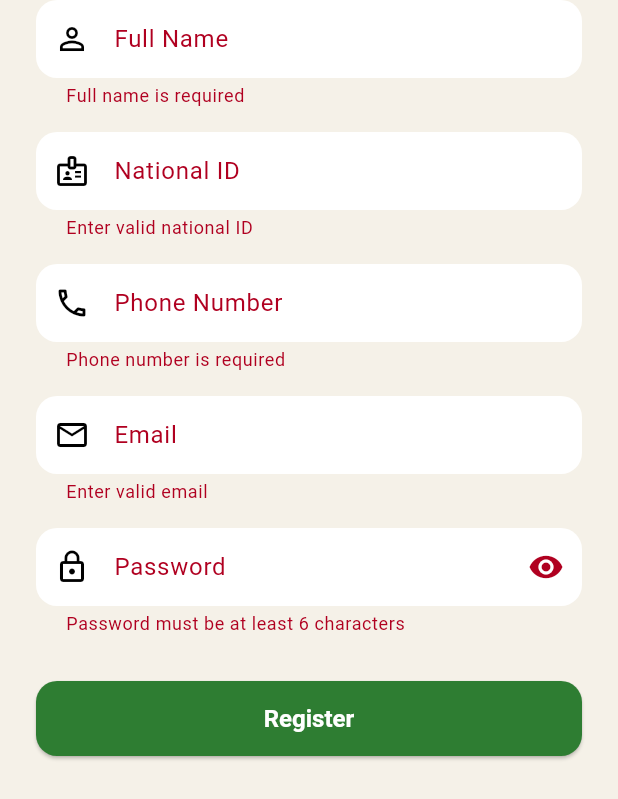
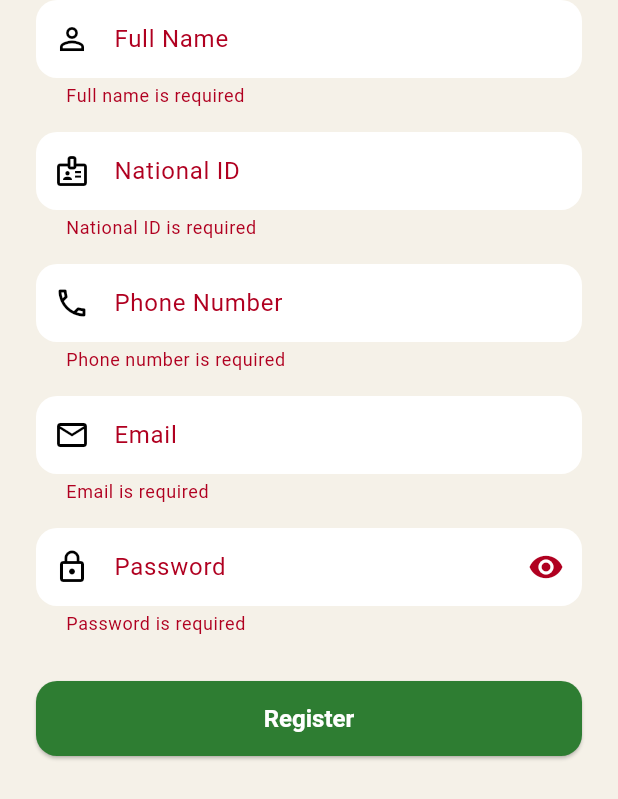
Before and after one commit to Buweid/Municipal, a Flutter app: the RegisterForm widget shown alone on an empty page, opened directly, after a tap on "Register", on a phone screen of 412 x 824 dp. Shown: the top 799 px of the screen. Run offline on Flutter 3.47's test engine with Material 3 defaults, Android fonts, the phone set to English and light mode, and no system bars; our stand-ins replace cloud_firestore, firebase_auth, firebase_core; accounts and stored records are empty; Roboto replaces fonts that are missing (Cairo).

Commit message:
edited the validations

```diff
--- a/lib/screens/register_form.dart
+++ b/lib/screens/register_form.dart
@@ -45,14 +45,11 @@ class _RegisterFormState extends State<RegisterForm> {
           .createUserWithEmailAndPassword(
         email: _emailController.text.trim(),
         password: _passwordController.text.trim(),
-      )
-          .timeout(const Duration(seconds: 15));
+      ).timeout(const Duration(seconds: 15));
 
       createdUser = userCredential.user;
 
-      if (createdUser == null) {
-        throw Exception("User creation failed");
-      }
+      if (createdUser == null) throw Exception("User creation failed");
 
       await FirebaseFirestore.instance
           .collection('users')
@@ -81,22 +78,18 @@ class _RegisterFormState extends State<RegisterForm> {
       _phoneController.clear();
       _emailController.clear();
       _passwordController.clear();
+
     } on TimeoutException {
       await _deleteCreatedUser(createdUser);
-
       if (!mounted) return;
-
       ScaffoldMessenger.of(context).showSnackBar(
         const SnackBar(
-          content: Text(
-            "Request timed out. Please check if Firestore is enabled.",
-          ),
+          content: Text("Request timed out. Please check if Firestore is enabled."),
           backgroundColor: Colors.red,
         ),
       );
     } on FirebaseAuthException catch (e) {
       String message = "Registration failed";
-
       switch (e.code) {
         case 'email-already-in-use':
           message = "Email already exists";
@@ -110,61 +103,37 @@ class _RegisterFormState extends State<RegisterForm> {
         default:
           message = e.message ?? "Authentication error";
       }
-
       if (!mounted) return;
-
       ScaffoldMessenger.of(context).showSnackBar(
-        SnackBar(
-          content: Text(message),
-          backgroundColor: Colors.red,
-        ),
+        SnackBar(content: Text(message), backgroundColor: Colors.red),
       );
     } on FirebaseException catch (e) {
       await _deleteCreatedUser(createdUser);
-
       String message = "Failed to save user data";
-
       if (e.code == 'permission-denied') {
-        message =
-        "Firestore permission denied. Enable Firestore API and check rules.";
+        message = "Firestore permission denied. Enable Firestore API and check rules.";
       } else if (e.message != null) {
         message = e.message!;
       }
-
       if (!mounted) return;
-
       ScaffoldMessenger.of(context).showSnackBar(
-        SnackBar(
-          content: Text(message),
-          backgroundColor: Colors.red,
-        ),
+        SnackBar(content: Text(message), backgroundColor: Colors.red),
       );
     } catch (e) {
       await _deleteCreatedUser(createdUser);
-
       if (!mounted) return;
-
       ScaffoldMessenger.of(context).showSnackBar(
-        SnackBar(
-          content: Text("Something went wrong: $e"),
-          backgroundColor: Colors.red,
-        ),
+        SnackBar(content: Text("Something went wrong: $e"), backgroundColor: Colors.red),
       );
     } finally {
-      if (mounted) {
-        setState(() => _isLoading = false);
-      }
+      if (mounted) setState(() => _isLoading = false);
     }
   }
 
   Future<void> _deleteCreatedUser(User? user) async {
     try {
-      if (user != null) {
-        await user.delete();
-      }
-    } catch (_) {
-      // ignored
-    }
+      if (user != null) await user.delete();
+    } catch (_) {}
   }
 
   @override
@@ -175,92 +144,106 @@ class _RegisterFormState extends State<RegisterForm> {
         padding: const EdgeInsets.symmetric(horizontal: 24),
         child: Column(
           children: [
+            // Full Name
             TextFormField(
               controller: _nameController,
               decoration: const InputDecoration(
                 labelText: 'Full Name',
                 prefixIcon: Icon(Icons.person_outline),
+                hintText: 'e.g. Ahmed Ali Al-Rashdi',
               ),
-              validator: (value) {
-                if (value == null || value.trim().isEmpty) {
-                  return 'Full name is required';
+              validator: (v) {
+                if (v == null || v.trim().isEmpty) return 'Full name is required';
+                if (!RegExp(r"^[a-zA-Z\u0600-\u06FF\s\-']+$").hasMatch(v.trim())) {
+                  return 'Name must contain letters only';
                 }
+                final wordCount = v.trim().split(RegExp(r'\s+')).length;
+                if (wordCount < 2) return 'Enter at least 2 names';
+                if (wordCount > 5) return 'Name cannot exceed 5 words';
                 return null;
               },
             ),
             const SizedBox(height: 16),
+
+            // National ID
             TextFormField(
               controller: _nationalIdController,
               keyboardType: TextInputType.number,
               decoration: const InputDecoration(
                 labelText: 'National ID',
                 prefixIcon: Icon(Icons.badge_outlined),
+                hintText: '8 - 12 digits',
               ),
-              validator: (value) {
-                if (value == null || value.trim().length < 8) {
-                  return 'Enter valid national ID';
+              validator: (v) {
+                if (v == null || v.trim().isEmpty) return 'National ID is required';
+                if (!RegExp(r'^\d{8,12}$').hasMatch(v.trim())) {
+                  return 'National ID must be 8 to 12 digits';
                 }
                 return null;
               },
             ),
             const SizedBox(height: 16),
+
+            // Phone
             TextFormField(
               controller: _phoneController,
               keyboardType: TextInputType.phone,
               decoration: const InputDecoration(
                 labelText: 'Phone Number',
                 prefixIcon: Icon(Icons.phone_outlined),
+                hintText: '+968  7XXXXXXX or 9XXXXXXX',
               ),
-              validator: (value) {
-                if (value == null || value.trim().isEmpty) {
-                  return 'Phone number is required';
+              validator: (v) {
+                if (v == null || v.trim().isEmpty) return 'Phone number is required';
+                if (!RegExp(r'^[79]\d{7}$').hasMatch(v.trim())) {
+                  return 'Must start with 7 or 9 and be 8 digits';
                 }
                 return null;
               },
             ),
             const SizedBox(height: 16),
+
+            // Email
             TextFormField(
               controller: _emailController,
               keyboardType: TextInputType.emailAddress,
               decoration: const InputDecoration(
                 labelText: 'Email',
                 prefixIcon: Icon(Icons.email_outlined),
+                hintText: 'example@gmail.com',
               ),
-              validator: (value) {
-                if (value == null ||
-                    value.trim().isEmpty ||
-                    !value.contains('@')) {
-                  return 'Enter valid email';
+              validator: (v) {
+                if (v == null || v.trim().isEmpty) return 'Email is required';
+                if (!RegExp(r'^[\w\.\+\-]+@[\w\-]+\.[a-zA-Z]{2,}$').hasMatch(v.trim())) {
+                  return 'Enter a valid email address';
                 }
                 return null;
               },
             ),
             const SizedBox(height: 16),
+
+            // Password
             TextFormField(
               controller: _passwordController,
               obscureText: _obscurePassword,
               decoration: InputDecoration(
                 labelText: 'Password',
                 prefixIcon: const Icon(Icons.lock_outline),
+                hintText: '6 - 15 characters',
                 suffixIcon: IconButton(
-                  icon: Icon(
-                    _obscurePassword
-                        ? Icons.visibility
-                        : Icons.visibility_off,
-                  ),
-                  onPressed: () {
-                    setState(() => _obscurePassword = !_obscurePassword);
-                  },
+                  icon: Icon(_obscurePassword ? Icons.visibility : Icons.visibility_off),
+                  onPressed: () => setState(() => _obscurePassword = !_obscurePassword),
                 ),
               ),
-              validator: (value) {
-                if (value == null || value.length < 6) {
-                  return 'Password must be at least 6 characters';
-                }
+              validator: (v) {
+                if (v == null || v.isEmpty) return 'Password is required';
+                if (v.length < 6) return 'Password must be at least 6 characters';
+                if (v.length > 15) return 'Password cannot exceed 15 characters';
                 return null;
               },
             ),
             const SizedBox(height: 30),
+
             SizedBox(
               width: double.infinity,
               height: 50,
@@ -275,10 +258,7 @@ class _RegisterFormState extends State<RegisterForm> {
                     strokeWidth: 2.5,
                   ),
                 )
-                    : const Text(
-                  "Register",
-                  style: TextStyle(fontSize: 16),
-                ),
+                    : const Text("Register", style: TextStyle(fontSize: 16)),
               ),
             ),
           ],
```
